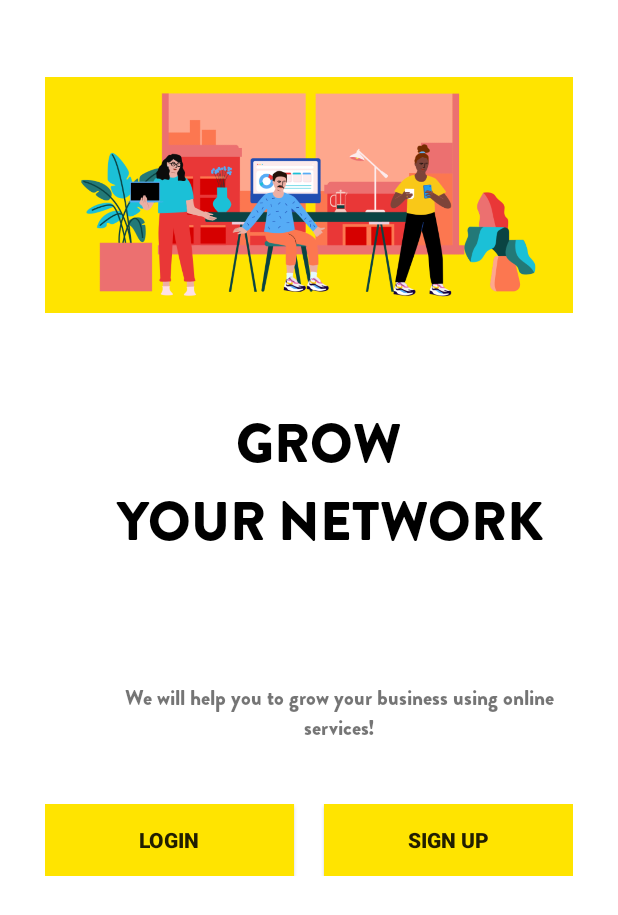
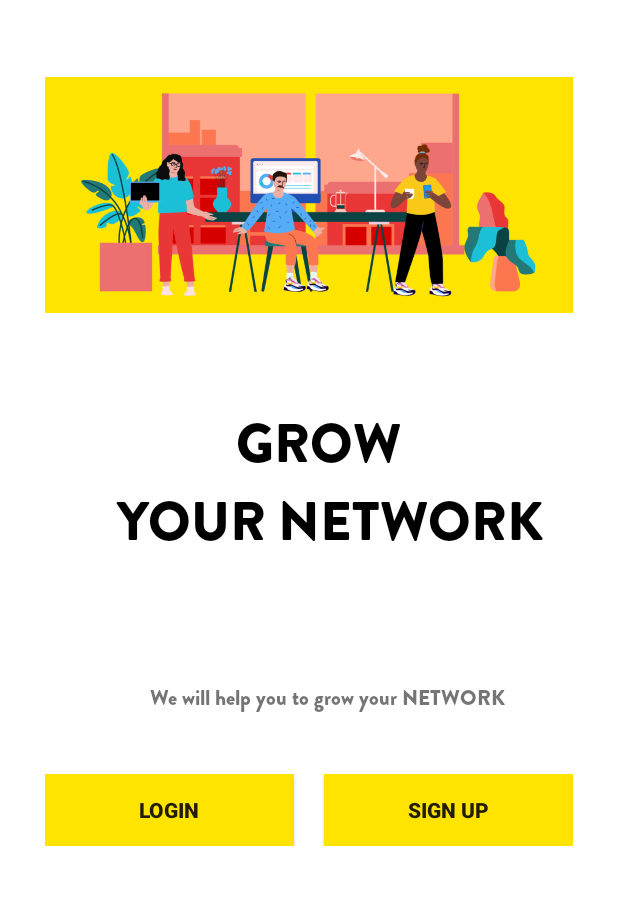
Before and after one commit to hicham-stf1/Geeked, an Android app: the screen it shows after launch (RetailerStartUpScreen), on a phone screen of 412 x 824 dp. Shown: the top 915 px of the screen. Run offline under Robolectric (Android 15) with nearby library versions, the phone set to English and light mode, and no system bars; our stand-ins replace Firebase (no records; nobody signed in at launch, a user with empty details on screens opened directly); libraries missing offline, so code that uses them is left out: com.squareup.okhttp.

Commit message:
Text updated

```diff
--- a/app/src/main/res/layout/activity_retailer_start_up_screen.xml
+++ b/app/src/main/res/layout/activity_retailer_start_up_screen.xml
@@ -36,9 +36,9 @@
             android:layout_height="wrap_content"
             android:fontFamily="@font/first"
             android:gravity="center"
-            android:layout_marginLeft="40dp"
+            android:layout_marginLeft="70dp"
             android:layout_marginTop="80dp"
-            android:text="We will help you to grow your business using online services!"
+            android:text="We will help you to grow your NETWORK"
             android:textAlignment="center" />
 
         <LinearLayout
```
